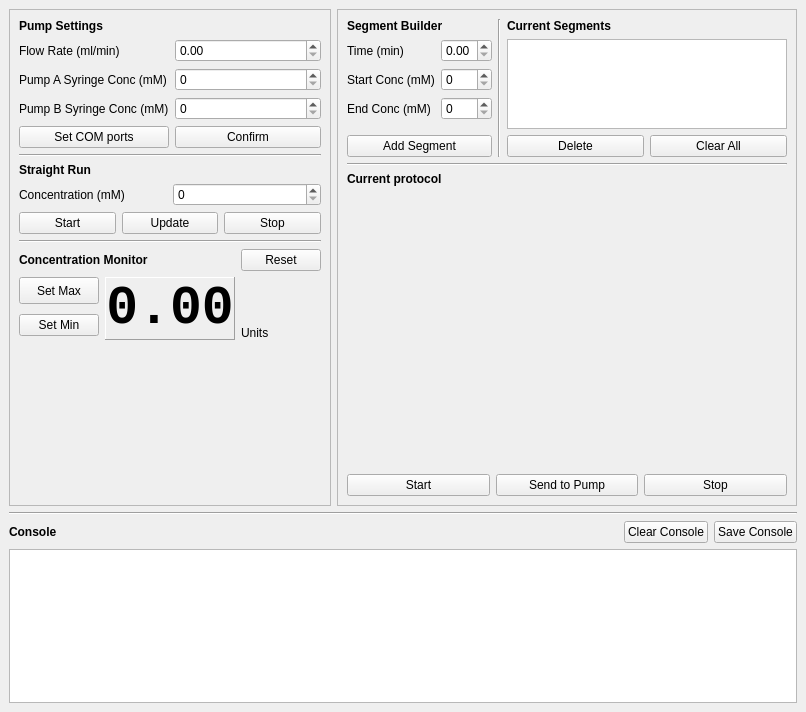
beowulfey/QtPumpController, file pumpcontroller.ui: the form before one commit.
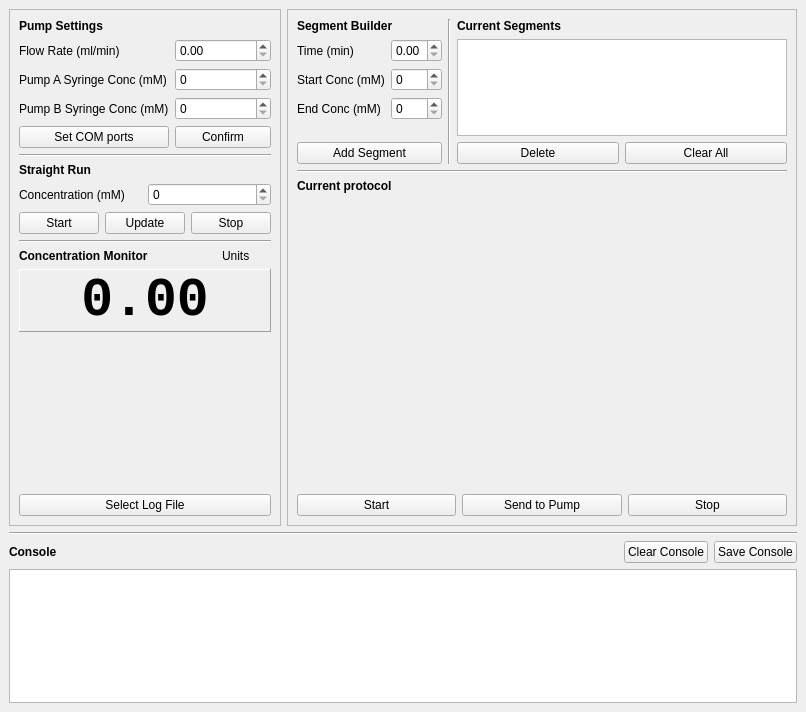
The form after the commit. Custom widgets are drawn as their Qt base class.

Commit message: cleaned up UI, code for saving cond runs

```diff
--- a/pumpcontroller.ui
+++ b/pumpcontroller.ui
@@ -54,7 +54,7 @@
         <property name="frameShadow">
          <enum>QFrame::Shadow::Raised</enum>
         </property>
-        <layout class="QVBoxLayout" name="verticalLayout_2" stretch="5,0,2,0,2,5">
+        <layout class="QVBoxLayout" name="verticalLayout_2" stretch="5,0,2,0,0">
          <item>
           <layout class="QGridLayout" name="gridLayout_2">
            <item row="4" column="1">
@@ -255,28 +255,22 @@
          <item>
           <layout class="QGridLayout" name="gridLayout_7">
            <item row="0" column="4">
-            <widget class="QPushButton" name="butResetCond">
-             <property name="sizePolicy">
-              <sizepolicy hsizetype="Preferred" vsizetype="Preferred">
-               <horstretch>0</horstretch>
-               <verstretch>0</verstretch>
-              </sizepolicy>
-             </property>
+            <widget class="QLabel" name="label_cond_units">
              <property name="text">
-              <string>Reset</string>
+              <string>Units</string>
              </property>
             </widget>
            </item>
-           <item row="3" column="0" rowspan="2">
-            <widget class="QPushButton" name="butSetCondMin">
+           <item row="4" column="0" colspan="5">
+            <widget class="QPushButton" name="butSelectCondLog">
              <property name="sizePolicy">
-              <sizepolicy hsizetype="Fixed" vsizetype="Fixed">
+              <sizepolicy hsizetype="Preferred" vsizetype="Preferred">
                <horstretch>0</horstretch>
                <verstretch>0</verstretch>
               </sizepolicy>
              </property>
              <property name="text">
-              <string>Set Min</string>
+              <string>Select Log File</string>
              </property>
             </widget>
            </item>
@@ -293,20 +287,7 @@
              </property>
             </widget>
            </item>
-           <item row="1" column="0" rowspan="2">
-            <widget class="QPushButton" name="butSetCondMax">
-             <property name="sizePolicy">
-              <sizepolicy hsizetype="Fixed" vsizetype="Preferred">
-               <horstretch>0</horstretch>
-               <verstretch>0</verstretch>
-              </sizepolicy>
-             </property>
-             <property name="text">
-              <string>Set Max</string>
-             </property>
-            </widget>
-           </item>
-           <item row="1" column="1" rowspan="4" colspan="3">
+           <item row="1" column="0" rowspan="2" colspan="5">
             <widget class="QLabel" name="label_cond">
              <property name="sizePolicy">
               <sizepolicy hsizetype="Preferred" vsizetype="Preferred">
@@ -347,16 +328,7 @@
              </property>
             </widget>
            </item>
-           <item row="4" column="4">
-            <widget class="QLabel" name="label_cond_units">
-             <property name="text">
-              <string>Units</string>
-             </property>
-            </widget>
-           </item>
-          </layout>
-         </item>
-         <item>
+           <item row="3" column="0" colspan="5">
           <widget class="PlotWidget" name="condPlot" native="true">
            <property name="sizePolicy">
             <sizepolicy hsizetype="Preferred" vsizetype="Preferred">
@@ -371,6 +343,8 @@
             </size>
            </property>
           </widget>
+           </item>
+          </layout>
          </item>
         </layout>
        </widget>
```
Lines whose indentation alone changed are shown as unchanged. The commit also changes 4 other files.
